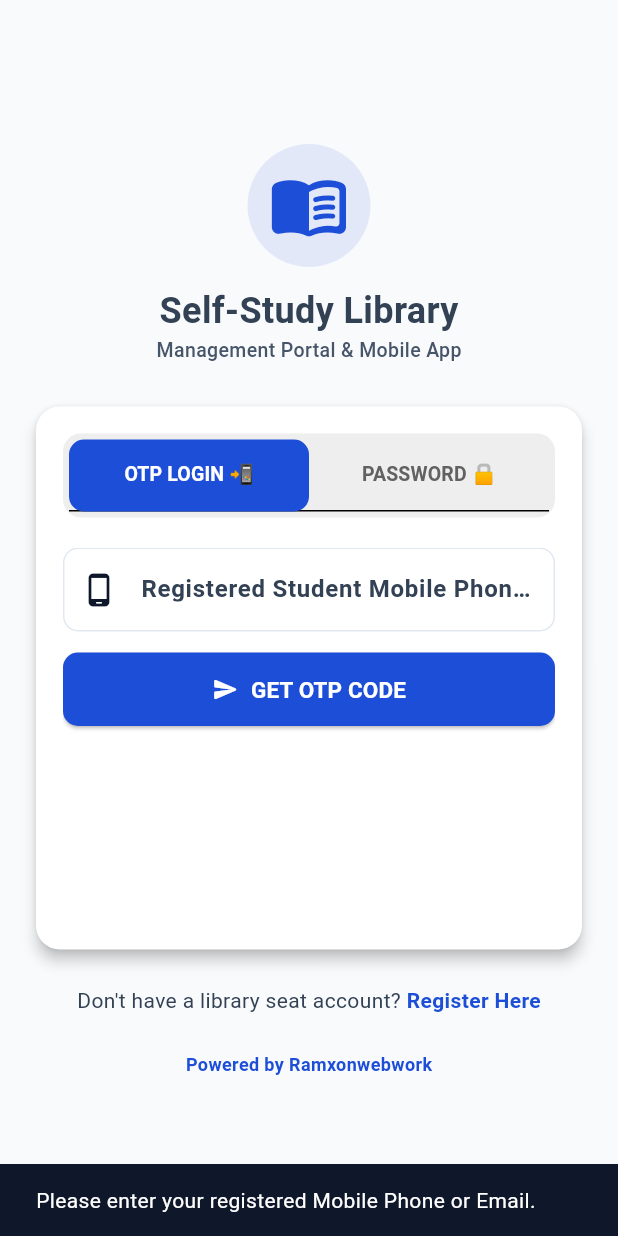
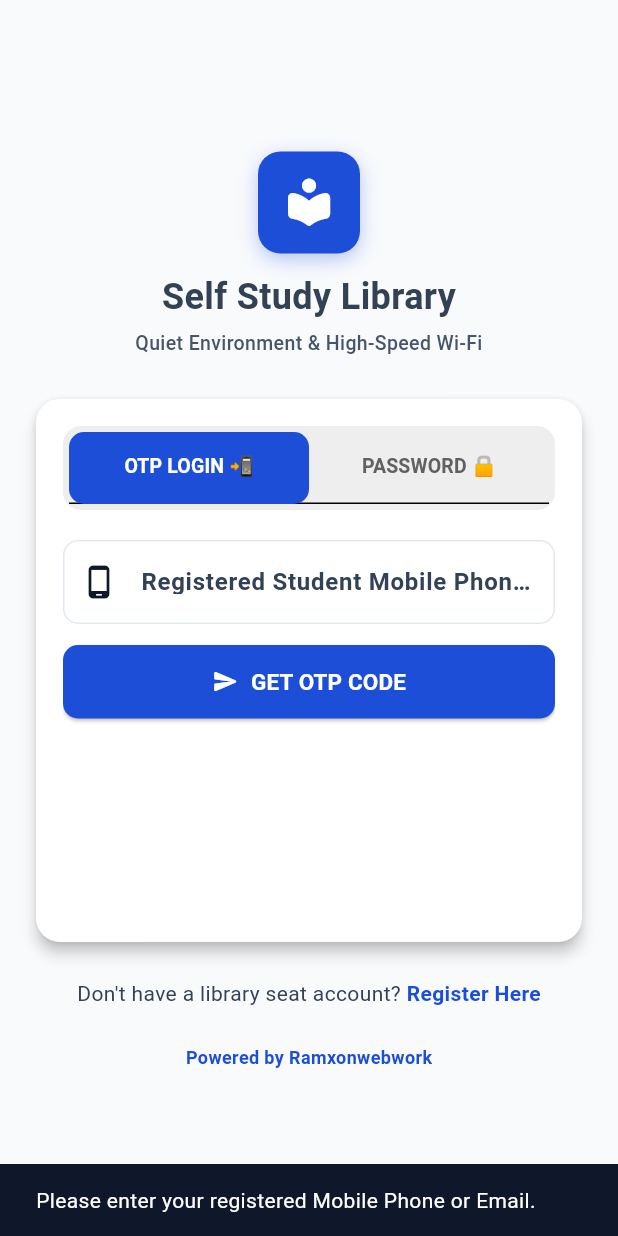
Before and after one commit to devenswami6/library-management, a Flutter app: the screen it shows after launch, after a tap on "GET OTP CODE", on a phone screen of 412 x 824 dp. Run offline on Flutter 3.47's test engine with Material 3 defaults, Android fonts, the phone set to English and light mode, and no system bars; our stand-ins replace flutter_local_notifications, geolocator, image_picker, shared_preferences; missing offline and left inert: workmanager; accounts and stored records are empty; network calls fail; statements that could not run were skipped.

Commit message:
Remove battery optimization prompt, fix unread chat counts, and enable dynamic app branding across APK

```diff
--- a/flutter_app/lib/main.dart
+++ b/flutter_app/lib/main.dart
@@ -6,6 +6,7 @@ import 'providers/auth_provider.dart';
 import 'providers/seat_provider.dart';
 import 'providers/attendance_provider.dart';
 import 'providers/theme_provider.dart';
+import 'providers/branding_provider.dart';
 
 import 'screens/login_screen.dart';
 import 'screens/register_screen.dart';
@@ -57,6 +58,7 @@ void main() async {
         ChangeNotifierProvider(create: (_) => AuthProvider()),
         ChangeNotifierProvider(create: (_) => SeatProvider()),
         ChangeNotifierProvider(create: (_) => AttendanceProvider()),
+        ChangeNotifierProvider(create: (_) => BrandingProvider()),
       ],
       child: const StudyLibraryApp(),
     ),
--- /dev/null
+++ b/flutter_app/lib/providers/branding_provider.dart
@@ -0,0 +1,58 @@
+import 'package:flutter/material.dart';
+import 'package:shared_preferences/shared_preferences.dart';
+import '../services/api_service.dart';
+
+class BrandingProvider with ChangeNotifier {
+  String _appName = 'Self Study Library';
+  String _appLogoUrl = '';
+  String _appTagline = 'Quiet Environment & High-Speed Wi-Fi';
+
+  String get appName => _appName;
+  String get appLogoUrl => _appLogoUrl;
+  String get appTagline => _appTagline;
+
+  BrandingProvider() {
+    _loadCachedSettings();
+    fetchAppSettings();
+  }
+
+  Future<void> _loadCachedSettings() async {
+    try {
+      final prefs = await SharedPreferences.getInstance();
+      _appName = prefs.getString('cached_app_name') ?? 'Self Study Library';
+      _appLogoUrl = prefs.getString('cached_app_logo_url') ?? '';
+      _appTagline = prefs.getString('cached_app_tagline') ?? 'Quiet Environment & High-Speed Wi-Fi';
+      notifyListeners();
+    } catch (_) {}
+  }
+
+  Future<void> fetchAppSettings() async {
+    try {
+      final res = await ApiService.getAppSettings();
+      if (res['success'] == true && res['settings'] != null) {
+        final settings = res['settings'];
+        final newName = (settings['app_name'] ?? '').toString().trim();
+        final newLogo = (settings['app_logo_url'] ?? '').toString().trim();
+        final newTagline = (settings['app_tagline'] ?? '').toString().trim();
+
+        _appName = newName.isNotEmpty ? newName : 'Self Study Library';
+        _appLogoUrl = newLogo;
+        _appTagline = newTagline.isNotEmpty ? newTagline : 'Quiet Environment & High-Speed Wi-Fi';
+
+        final prefs = await SharedPreferences.getInstance();
+        await prefs.setString('cached_app_name', _appName);
+        await prefs.setString('cached_app_logo_url', _appLogoUrl);
+        await prefs.setString('cached_app_tagline', _appTagline);
+
+        notifyListeners();
+      }
+    } catch (_) {}
+  }
+
+  void updateLocalBranding({required String name, required String logoUrl, required String tagline}) {
+    if (name.isNotEmpty) _appName = name;
+    _appLogoUrl = logoUrl;
+    if (tagline.isNotEmpty) _appTagline = tagline;
+    notifyListeners();
+  }
+}
--- a/flutter_app/lib/screens/admin_dashboard_screen.dart
+++ b/flutter_app/lib/screens/admin_dashboard_screen.dart
@@ -256,7 +256,10 @@ class _AdminDashboardScreenState extends State<AdminDashboardScreen> {
                       icon: Icons.chat_bubble_rounded,
                       color: const Color(0xFF0EA5E9),
                       badgeCount: _stats?['unread_chats_count'] ?? 0,
-                      onTap: () => Navigator.of(context).pushNamed('/admin_chat_threads'),
+                      onTap: () async {
+                        await Navigator.of(context).pushNamed('/admin_chat_threads');
+                        _loadStats();
+                      },
                     ),
                     const SizedBox(height: 10),
 
--- a/flutter_app/lib/screens/app_settings_screen.dart
+++ b/flutter_app/lib/screens/app_settings_screen.dart
@@ -1,8 +1,10 @@
 import 'dart:io';
 import 'package:flutter/material.dart';
+import 'package:provider/provider.dart';
 import 'package:image_picker/image_picker.dart';
 import '../config/api_config.dart';
 import '../services/api_service.dart';
+import '../providers/branding_provider.dart';
 import '../widgets/custom_app_bar.dart';
 
 class AppSettingsScreen extends StatefulWidget {
@@ -105,6 +107,7 @@ class _AppSettingsScreenState extends State<AppSettingsScreen> {
           _logoUrlController.text = res['app_logo_url'];
           _pickedLogoFile = null;
         }
+        Provider.of<BrandingProvider>(context, listen: false).fetchAppSettings();
         ScaffoldMessenger.of(context).showSnackBar(
           SnackBar(
             content: Text(res['message'] ?? 'App Name & Logo updated successfully!'),
--- a/flutter_app/lib/screens/login_screen.dart
+++ b/flutter_app/lib/screens/login_screen.dart
@@ -3,6 +3,8 @@ import 'package:flutter/material.dart';
 import 'package:provider/provider.dart';
 import '../config/api_config.dart';
 import '../providers/auth_provider.dart';
+import '../providers/branding_provider.dart';
+import '../widgets/branding_logo_widget.dart';
 
 class LoginScreen extends StatefulWidget {
   const LoginScreen({Key? key}) : super(key: key);
@@ -184,33 +186,28 @@ class _LoginScreenState extends State<LoginScreen> with SingleTickerProviderStat
             child: Column(
               mainAxisAlignment: MainAxisAlignment.center,
               children: [
-                // Header Logo / Icon
-                Container(
-                  padding: const EdgeInsets.all(14),
-                  decoration: BoxDecoration(
-                    color: AppColors.primaryIndigo.withOpacity(0.1),
-                    shape: BoxShape.circle,
-                  ),
-                  child: const Icon(
-                    Icons.menu_book_rounded,
-                    size: 54,
-                    color: AppColors.primaryIndigo,
-                  ),
-                ),
+                const BrandingLogoWidget(size: 68),
                 const SizedBox(height: 12),
-                const Text(
-                  'Self-Study Library',
-                  style: TextStyle(
+                Consumer<BrandingProvider>(
+                  builder: (context, branding, _) => Text(
+                    branding.appName,
+                    textAlign: TextAlign.center,
+                    style: const TextStyle(
                       fontSize: 24,
                       fontWeight: FontWeight.bold,
                     ),
                   ),
-                Text(
-                  'Management Portal & Mobile App',
+                ),
+                const SizedBox(height: 4),
+                Consumer<BrandingProvider>(
+                  builder: (context, branding, _) => Text(
+                    branding.appTagline,
+                    textAlign: TextAlign.center,
                     style: TextStyle(
                       color: isDark ? const Color(0xFF94A3B8) : const Color(0xFF475569),
                       fontSize: 13,
                       fontWeight: FontWeight.w500,
+                    ),
                   ),
                 ),
                 const SizedBox(height: 24),
--- /dev/null
+++ b/flutter_app/lib/widgets/branding_logo_widget.dart
@@ -0,0 +1,83 @@
+import 'package:flutter/material.dart';
+import 'package:provider/provider.dart';
+import '../providers/branding_provider.dart';
+import '../config/api_config.dart';
+
+class BrandingLogoWidget extends StatelessWidget {
+  final double size;
+  final Color? fallbackColor;
+  final Color? fallbackIconColor;
+
+  const BrandingLogoWidget({
+    Key? key,
+    this.size = 64.0,
+    this.fallbackColor,
+    this.fallbackIconColor,
+  }) : super(key: key);
+
+  @override
+  Widget build(BuildContext context) {
+    final branding = Provider.of<BrandingProvider>(context);
+    final logoUrl = branding.appLogoUrl.trim();
+
+    if (logoUrl.isNotEmpty) {
+      return ClipRRect(
+        borderRadius: BorderRadius.circular(size * 0.22),
+        child: Image.network(
+          logoUrl,
+          width: size,
+          height: size,
+          fit: BoxFit.cover,
+          errorBuilder: (context, error, stackTrace) => _buildFallback(context),
+          loadingBuilder: (context, child, loadingProgress) {
+            if (loadingProgress == null) return child;
+            return Container(
+              width: size,
+              height: size,
+              alignment: Alignment.center,
+              decoration: BoxDecoration(
+                color: (fallbackColor ?? AppColors.primaryIndigo).withOpacity(0.12),
+                borderRadius: BorderRadius.circular(size * 0.22),
+              ),
+              child: SizedBox(
+                width: size * 0.4,
+                height: size * 0.4,
+                child: const CircularProgressIndicator(strokeWidth: 2, color: AppColors.primaryIndigo),
+              ),
+            );
+          },
+        ),
+      );
+    }
+
+    return _buildFallback(context);
+  }
+
+  Widget _buildFallback(BuildContext context) {
+    final bg = fallbackColor ?? AppColors.primaryIndigo;
+    final iconColor = fallbackIconColor ?? Colors.white;
+
+    return Container(
+      width: size,
+      height: size,
+      decoration: BoxDecoration(
+        color: bg,
+        borderRadius: BorderRadius.circular(size * 0.22),
+        boxShadow: [
+          BoxShadow(
+            color: bg.withOpacity(0.3),
+            blurRadius: 10,
+            offset: const Offset(0, 4),
+          ),
+        ],
+      ),
+      child: Center(
+        child: Icon(
+          Icons.local_library_rounded,
+          size: size * 0.55,
+          color: iconColor,
+        ),
+      ),
+    );
+  }
+}
--- a/flutter_app/lib/widgets/custom_app_bar.dart
+++ b/flutter_app/lib/widgets/custom_app_bar.dart
@@ -4,6 +4,8 @@ import '../config/api_config.dart';
 import '../providers/auth_provider.dart';
 import '../providers/theme_provider.dart';
 import '../providers/attendance_provider.dart';
+import '../providers/branding_provider.dart';
+import 'branding_logo_widget.dart';
 
 class CustomAppBar extends StatelessWidget implements PreferredSizeWidget {
   final String title;
@@ -28,9 +30,19 @@ class CustomAppBar extends StatelessWidget implements PreferredSizeWidget {
     final authProvider = Provider.of<AuthProvider>(context, listen: false);
 
     return AppBar(
-      title: Text(
-        title,
-        style: const TextStyle(fontWeight: FontWeight.bold, fontSize: 18, color: Colors.white),
+      title: Row(
+        mainAxisSize: MainAxisSize.min,
+        children: [
+          const BrandingLogoWidget(size: 26, fallbackColor: Colors.white24),
+          const SizedBox(width: 8),
+          Flexible(
+            child: Text(
+              title,
+              style: const TextStyle(fontWeight: FontWeight.bold, fontSize: 18, color: Colors.white),
+              overflow: TextOverflow.ellipsis,
+            ),
+          ),
+        ],
       ),
       backgroundColor: AppColors.primaryIndigo,
       iconTheme: const IconThemeData(color: Colors.white),
```
Also changed, not shown: 2 other files. Lines whose indentation alone changed are shown as unchanged.
